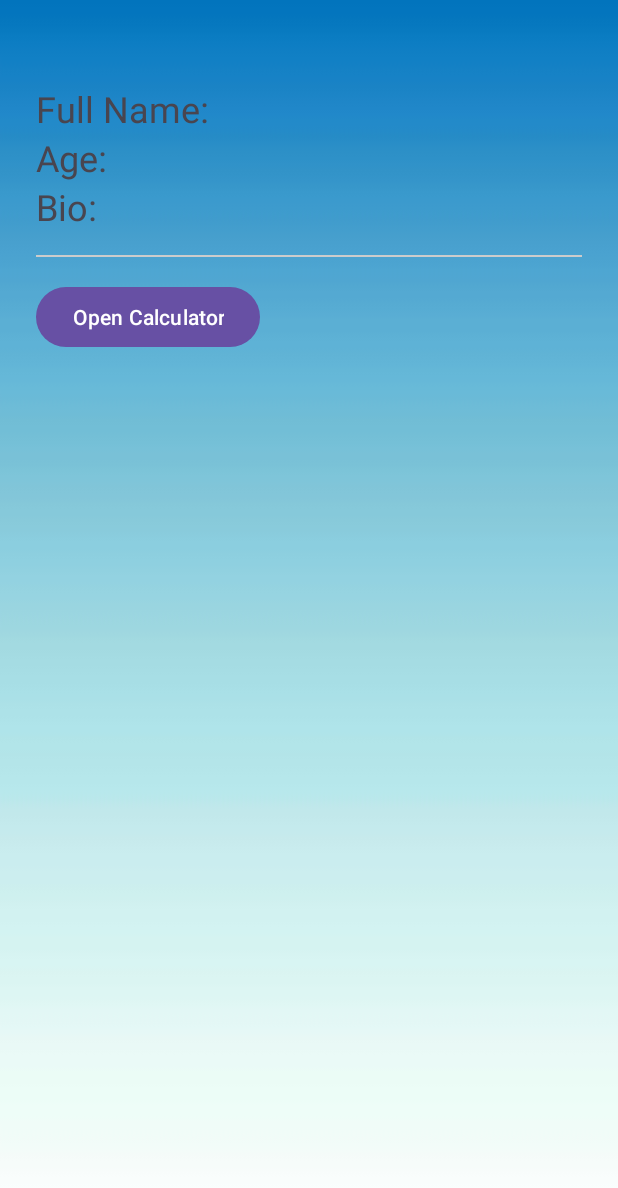
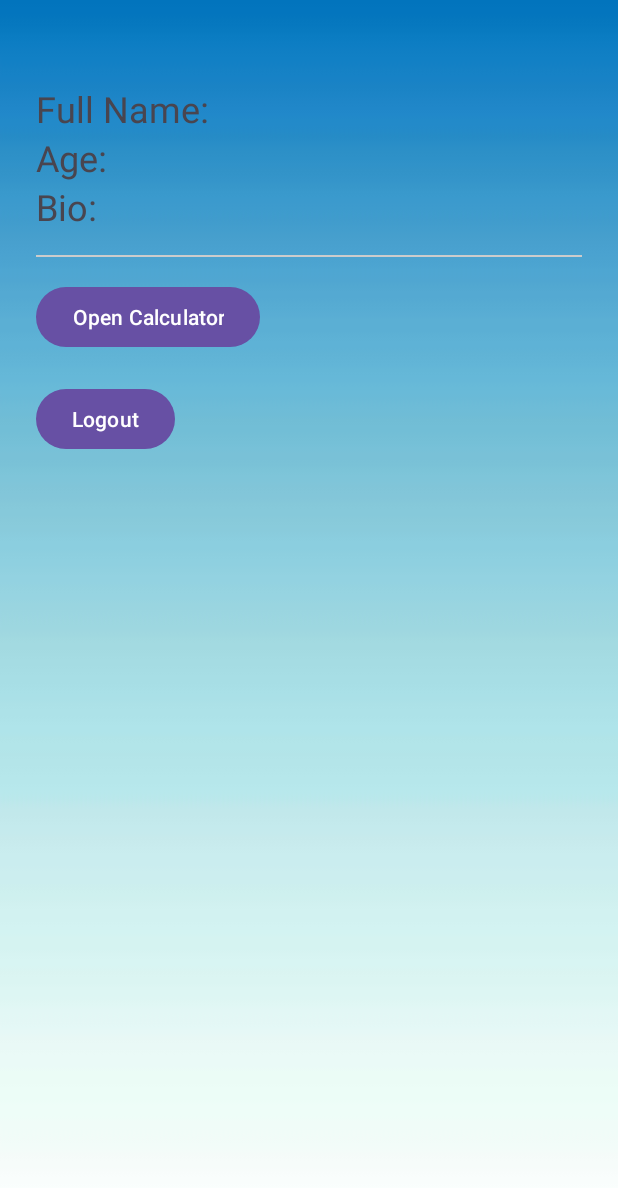
Before and after one commit to nmortezamt/android_profile, an Android app: the screen it shows after launch (ProfileActivity), after a tap on "Save View Profile", on a phone screen of 412 x 824 dp. Shown: the top 1188 px of the screen. Run offline under Robolectric (Android 15) with nearby library versions, the phone set to English and light mode, and no system bars.

Commit message:
minor fix on ProfileActivity

```diff
--- a/app/src/main/java/com/example/profile/MainActivity.java
+++ b/app/src/main/java/com/example/profile/MainActivity.java
@@ -17,8 +17,28 @@ public class MainActivity extends AppCompatActivity {
     @Override
     protected void onCreate(Bundle savedInstanceState) {
         super.onCreate(savedInstanceState);
+
+        SharedPreferences prefs = getSharedPreferences("UserProfile", MODE_PRIVATE);
+        String firstName = prefs.getString("firstName", null);
+        String lastName = prefs.getString("lastName", null);
+        String age = prefs.getString("age", null);
+        String bio = prefs.getString("bio", null);
+
+        if (firstName != null && lastName != null && age != null && bio != null) {
+            // If all fields are present, go to ProfileActivity
+            Intent intent = new Intent(MainActivity.this, ProfileActivity.class);
+            intent.putExtra("firstName", firstName);
+            intent.putExtra("lastName", lastName);
+            intent.putExtra("age", age);
+            intent.putExtra("bio", bio);
+            startActivity(intent);
+            finish(); // Finish MainActivity so user can't go back to it
+            return;
+        }
+
         EdgeToEdge.enable(this);
         setContentView(R.layout.activity_main);
+
         EditText firstNameInput = findViewById(R.id.firstNameInput);
         EditText lastNameInput = findViewById(R.id.lastNameInput);
         EditText ageInput = findViewById(R.id.ageInput);
@@ -26,16 +46,26 @@ public class MainActivity extends AppCompatActivity {
         Button saveBtn = findViewById(R.id.saveBtn);
 
         saveBtn.setOnClickListener(view -> {
-            SharedPreferences prefs = getSharedPreferences("UserProfile", MODE_PRIVATE);
+            String first = firstNameInput.getText().toString();
+            String last = lastNameInput.getText().toString();
+            String userAge = ageInput.getText().toString();
+            String userBio = bioInput.getText().toString();
+
+            // Save in SharedPreferences
             SharedPreferences.Editor editor = prefs.edit();
-
-            editor.putString("firstName", firstNameInput.getText().toString());
-            editor.putString("lastName", lastNameInput.getText().toString());
-            editor.putString("age", ageInput.getText().toString());
-            editor.putString("bio", bioInput.getText().toString());
+            editor.putString("firstName", first);
+            editor.putString("lastName", last);
+            editor.putString("age", userAge);
+            editor.putString("bio", userBio);
             editor.apply();
 
-            startActivity(new Intent(MainActivity.this, ProfileActivity.class));
+            Intent profileIntent = new Intent(MainActivity.this, ProfileActivity.class);
+            profileIntent.putExtra("firstName", first);
+            profileIntent.putExtra("lastName", last);
+            profileIntent.putExtra("age", userAge);
+            profileIntent.putExtra("bio", userBio);
+            startActivity(profileIntent);
+            finish();
         });
     }
 }
--- a/app/src/main/java/com/example/profile/ProfileActivity.java
+++ b/app/src/main/java/com/example/profile/ProfileActivity.java
@@ -19,13 +19,24 @@ public class ProfileActivity extends AppCompatActivity {
         fullNameText = findViewById(R.id.fullNameText);
         ageText = findViewById(R.id.ageText);
         bioText = findViewById(R.id.bioText);
+        Button logoutButton = findViewById(R.id.logoutButton);
+        logoutButton.setOnClickListener(view -> {
+            SharedPreferences prefs = getSharedPreferences("UserProfile", MODE_PRIVATE);
+            SharedPreferences.Editor editor = prefs.edit();
+            editor.clear(); // This removes all data
+            editor.apply();
 
-        SharedPreferences prefs = getSharedPreferences("UserProfile", MODE_PRIVATE);
+            // Go back to MainActivity
+            Intent intent = new Intent(ProfileActivity.this, MainActivity.class);
+            startActivity(intent);
+            finish(); // Finish ProfileActivity so it can't be returned to
+        });
 
-        String firstName = prefs.getString("firstName", "");
-        String lastName = prefs.getString("lastName", "");
-        String age = prefs.getString("age", "");
-        String bio = prefs.getString("bio", "");
+        Intent intent = getIntent();
+        String firstName = intent.getStringExtra("firstName");
+        String lastName = intent.getStringExtra("lastName");
+        String age = intent.getStringExtra("age");
+        String bio = intent.getStringExtra("bio");
 
         fullNameText.setText("Full Name: " + firstName + " " + lastName);
         ageText.setText("Age: " + age);
@@ -34,8 +45,8 @@ public class ProfileActivity extends AppCompatActivity {
         Button openCalculatorBtn = findViewById(R.id.openCalculatorBtn);
 
         openCalculatorBtn.setOnClickListener(v -> {
-            Intent intent = new Intent(ProfileActivity.this, CalculatorActivity.class);
-            startActivity(intent);
+            Intent calcIntent  = new Intent(ProfileActivity.this, CalculatorActivity.class);
+            startActivity(calcIntent);
         });
     }
 }
--- a/app/src/main/res/layout/profile.xml
+++ b/app/src/main/res/layout/profile.xml
@@ -41,5 +41,11 @@
             android:layout_width="wrap_content"
             android:layout_height="wrap_content"
             android:text="Open Calculator"/>
+        <Button
+            android:id="@+id/logoutButton"
+            android:layout_width="wrap_content"
+            android:layout_height="wrap_content"
+            android:text="Logout"
+            android:layout_marginTop="20dp" />
     </LinearLayout>
 </androidx.constraintlayout.widget.ConstraintLayout>
```
